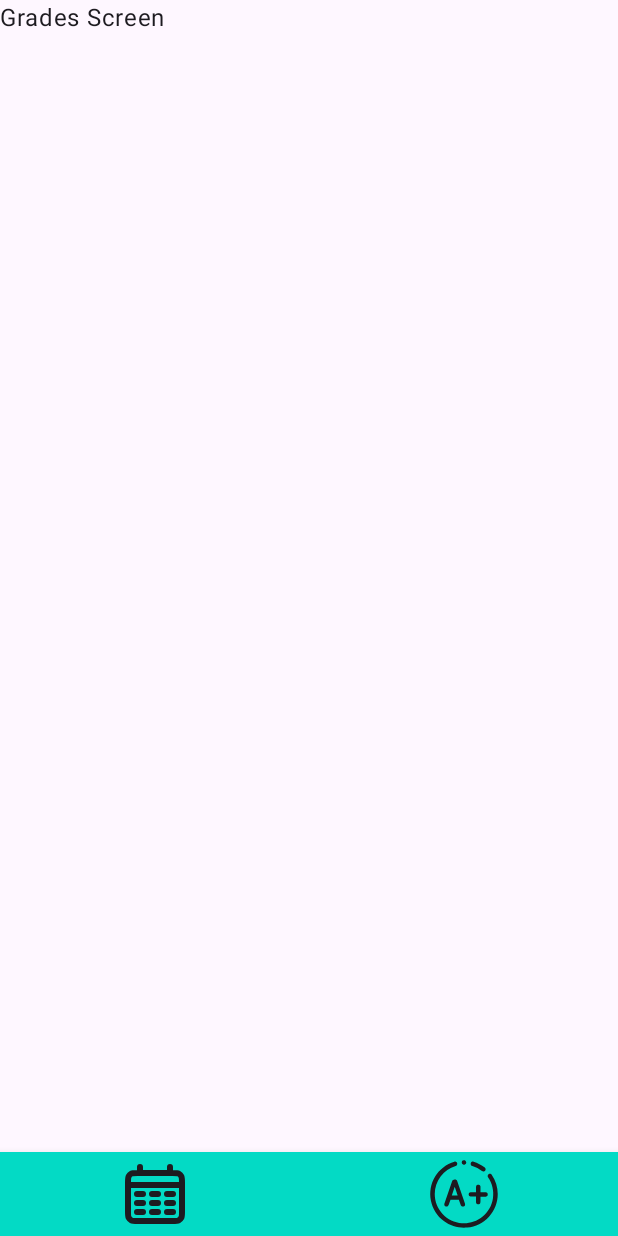
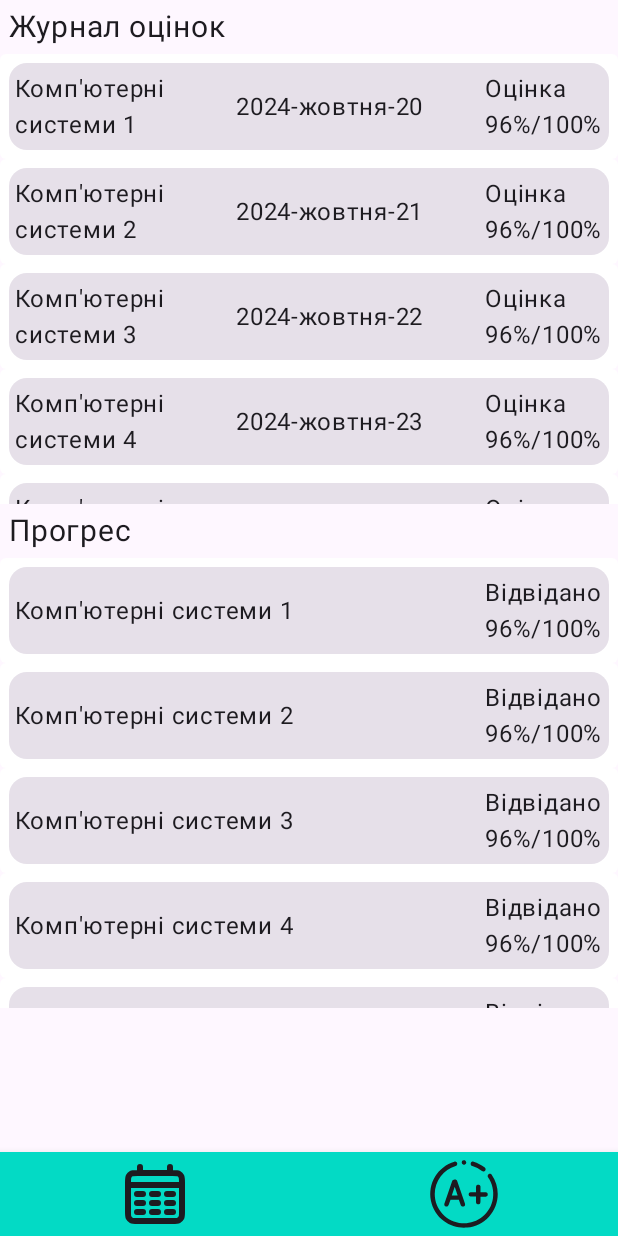
Before and after one commit to oleksandrvolovyk/INT20H-test-task, an Android app built with Jetpack Compose: the grades screen opened through its navigation route, on a phone screen of 412 x 824 dp. Run offline under Robolectric (Android 15) with nearby library versions, the phone set to English and light mode, and no system bars.

Commit message:
Added Grades screen

```diff
--- /dev/null
+++ b/app/src/main/java/the_null_pointer/preppal/ui/grades/Grade.kt
@@ -0,0 +1,10 @@
+package the_null_pointer.preppal.ui.grades
+
+data class Grade (
+    val title: String,
+    val date: String,
+    var grade: String = "-",
+    var maxGrade: String = "-",
+    var visited: String = "-",
+    var maxVisits: String = "-"
+)
--- a/app/src/main/java/the_null_pointer/preppal/ui/grades/Grades.kt
+++ b/app/src/main/java/the_null_pointer/preppal/ui/grades/Grades.kt
@@ -1,9 +1,157 @@
 package the_null_pointer.preppal.ui.grades
 
+import androidx.compose.foundation.background
+import androidx.compose.foundation.layout.Arrangement
+import androidx.compose.foundation.layout.Box
+import androidx.compose.foundation.layout.Column
+import androidx.compose.foundation.layout.Row
+import androidx.compose.foundation.layout.fillMaxSize
+import androidx.compose.foundation.layout.fillMaxWidth
+import androidx.compose.foundation.layout.height
+import androidx.compose.foundation.layout.padding
+import androidx.compose.foundation.lazy.LazyColumn
+import androidx.compose.foundation.lazy.items
+import androidx.compose.foundation.shape.RoundedCornerShape
+import androidx.compose.material.MaterialTheme
+import androidx.compose.material3.Card
+import androidx.compose.material3.Surface
 import androidx.compose.material3.Text
 import androidx.compose.runtime.Composable
+import androidx.compose.ui.Alignment
+import androidx.compose.ui.Modifier
+import androidx.compose.ui.draw.clip
+import androidx.compose.ui.graphics.Color
+import androidx.compose.ui.tooling.preview.Preview
+import androidx.compose.ui.unit.dp
+import androidx.compose.ui.unit.sp
+import java.util.Random
 
 @Composable
 fun Grades() {
-    Text("Grades Screen")
+
+    val grades = List(6) {
+        Grade(
+            title = "Комп'ютерні системи ${it + 1}",
+            date = "2024-жовтня-${20 + it}",     // Generating dates in February 2024
+            grade = "${(60 + Random().nextInt(40))}%", // Random grades between 60% and 100%
+            maxGrade = "100%"
+        )
+    }
+    Column {
+        Box (
+            modifier = Modifier.fillMaxWidth(),
+            contentAlignment = Alignment.Center
+        ){
+            Text("Журнал оцінок",
+                fontSize = 20.sp,
+                modifier= Modifier
+                    .fillMaxWidth()
+                    .align(Alignment.Center)
+                    .padding(6.dp))
+        }
+
+
+        LazyColumn(
+            modifier = Modifier
+                .fillMaxWidth()
+                .height(300.dp)
+        ) { items( grades,  key = {  grade -> grade.date })
+        { grade ->
+            GradeRow(grade)
+        }
+        }
+
+        Box (
+            modifier = Modifier.fillMaxWidth(),
+            contentAlignment = Alignment.Center
+        ){
+            Text("Прогрес",
+                fontSize = 20.sp,
+                modifier= Modifier
+                    .fillMaxWidth()
+                    .align(Alignment.Center)
+                    .padding(6.dp))
+        }
+        LazyColumn(
+            modifier = Modifier
+                .fillMaxWidth()
+                .height(300.dp)
+        ) { items( grades,  key = {  grade -> grade.title })
+        { grade ->
+            ProgressRow(grade)
+        }
+        }
+    }
+
 }
+
+@Composable
+fun GradeRow(grade: Grade){
+    Card(
+        modifier = Modifier
+            .fillMaxWidth()
+            .height(70.dp) // Adjust height as needed
+            .clip(shape = RoundedCornerShape(4.dp)) // Thinner corners (4.dp instead of 6.dp)
+            .background(Color.White) // Fill with white color
+            .padding(6.dp)
+    ) {
+        Row(
+            modifier = Modifier
+                .fillMaxWidth()
+                .height(70.dp),
+            horizontalArrangement = Arrangement.SpaceBetween,
+            verticalAlignment = Alignment.CenterVertically
+        ) {
+
+
+            Text(text = grade.title,
+                modifier = Modifier
+                    .padding(4.dp)
+                    .weight(0.8f))
+            Text(text = grade.date,
+                modifier = Modifier
+                    .padding(4.dp)
+                    .weight(0.9f))
+            Text(text = "Оцінка\n${grade.grade}/${grade.maxGrade}",
+                modifier = Modifier
+                    .padding(4.dp))
+        }
+    }
+}
+
+@Composable
+fun ProgressRow(grade: Grade){
+    Card(
+        modifier = Modifier
+            .fillMaxWidth()
+            .height(70.dp) // Adjust height as needed
+            .clip(shape = RoundedCornerShape(4.dp)) // Thinner corners (4.dp instead of 6.dp)
+            .background(Color.White) // Fill with white color
+            .padding(6.dp)
+    ) {
+        Row(
+            modifier = Modifier
+                .fillMaxWidth()
+                .height(70.dp),
+            horizontalArrangement = Arrangement.SpaceBetween,
+            verticalAlignment = Alignment.CenterVertically
+        ) {
+
+
+            Text(text = grade.title,
+                modifier = Modifier
+                    .padding(4.dp)
+                    .weight(0.8f))
+            Text(text = "Відвідано\n${grade.grade}/${grade.maxGrade}",
+                modifier = Modifier
+                    .padding(4.dp))
+        }
+    }
+}
+
+
+@Preview
+@Composable
+fun GradesPreview() {
+    Grades()
+}
--- a/build.gradle.kts
+++ b/build.gradle.kts
@@ -1,5 +1,5 @@
 // Top-level build file where you can add configuration options common to all sub-projects/modules.
 plugins {
-    id("com.android.application") version "8.2.0-beta01" apply false
+    id("com.android.application") version "8.2.2" apply false
     id("org.jetbrains.kotlin.android") version "1.8.10" apply false
 }
```
